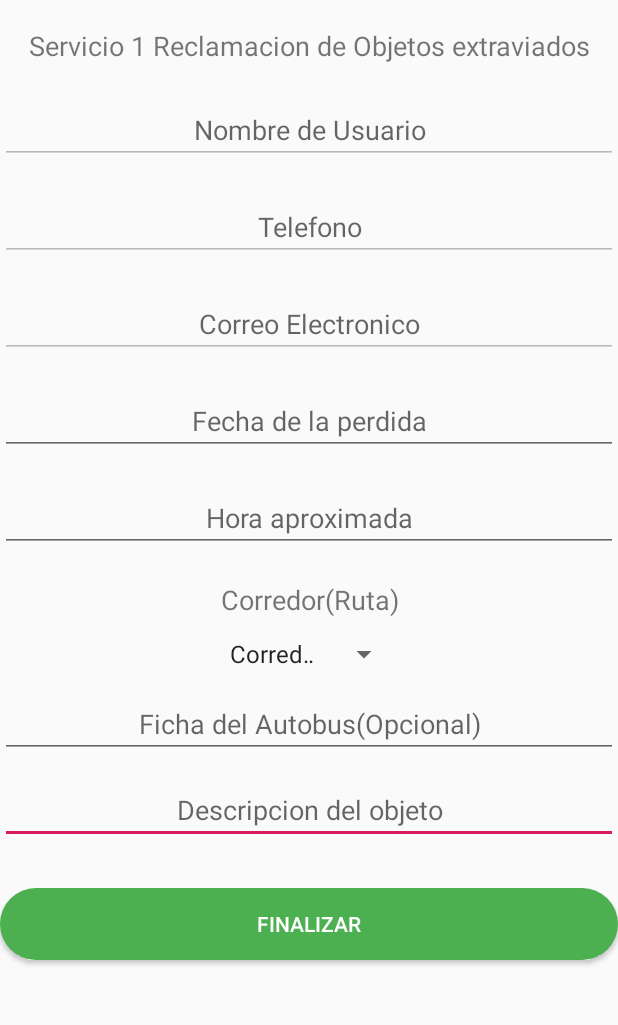
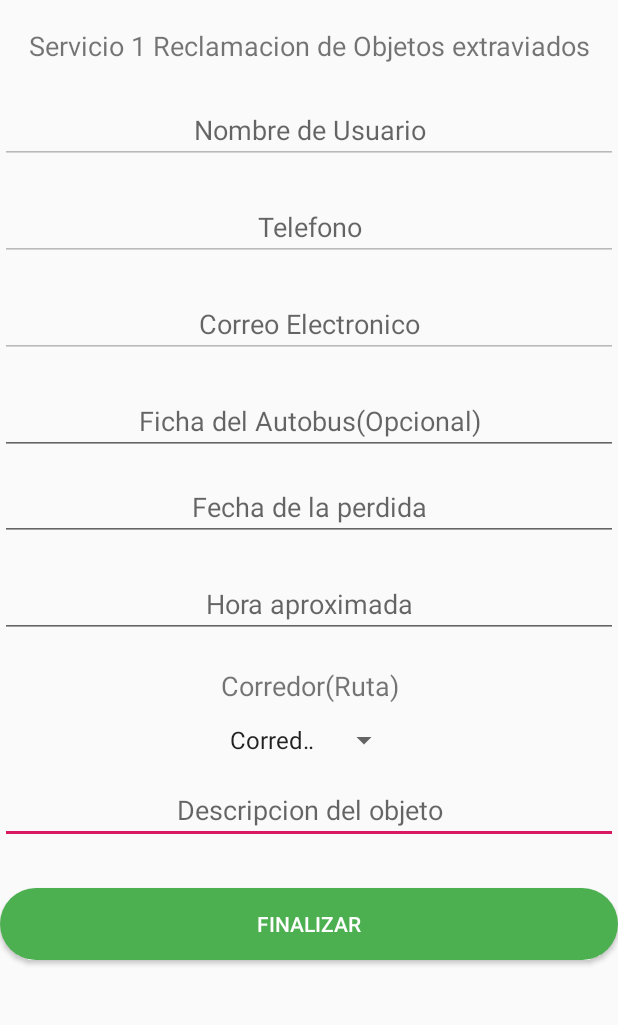
Before and after one commit to Osbbyx/O.M.S.A-Android, an Android app: the ServicioObjetoExtraviados screen opened directly, with no data from a screen before it, on a phone screen of 412 x 824 dp, the part 194-1219 px from its top. Run offline under Robolectric (Android 15) with nearby library versions, the phone set to English and light mode, and no system bars; our stand-ins replace Firebase (no records; nobody signed in at launch, a user with empty details on screens opened directly).

Commit message:
Terminado V0.1

```diff
--- a/app/app/src/main/java/addfree/osbbyx/omsa/Login.java
+++ b/app/app/src/main/java/addfree/osbbyx/omsa/Login.java
@@ -19,7 +19,6 @@ import com.google.android.gms.tasks.OnCompleteListener;
 import com.google.android.gms.tasks.Task;
 import com.google.firebase.auth.AuthResult;
 import com.google.firebase.auth.FirebaseAuth;
-import com.google.firebase.auth.FirebaseUser;
 import com.google.firebase.database.DatabaseReference;
 
 public class Login extends AppCompatActivity {
@@ -53,7 +52,7 @@ public class Login extends AppCompatActivity {
 
 
         //Referenciamos los views
-        TextEmail = (EditText) findViewById(R.id.nombre);
+        TextEmail = (EditText) findViewById(R.id.et6);
         TextPassword = (EditText) findViewById(R.id.contra);
 
         btnRegistrar = (TextView) findViewById(R.id.botonRegistrar);
--- a/app/app/src/main/java/addfree/osbbyx/omsa/Register.java
+++ b/app/app/src/main/java/addfree/osbbyx/omsa/Register.java
@@ -52,7 +52,7 @@ public class Register extends AppCompatActivity {
         /*myRef.getDatabase().getReference(user.getEmail());*/
 
         //Referenciamos los views
-        name = (EditText) findViewById(R.id.nombre);
+        name = (EditText) findViewById(R.id.et6);
         pass = (EditText) findViewById(R.id.contra);
         phone = (EditText) findViewById(R.id.telefono);
         gmail = (EditText) findViewById(R.id.email);
--- a/app/app/src/main/res/layout/activity_login.xml
+++ b/app/app/src/main/res/layout/activity_login.xml
@@ -53,7 +53,7 @@
                 android:layout_height="26dp" />
 
             <EditText
-                android:id="@+id/nombre"
+                android:id="@+id/et6"
                 android:layout_width="match_parent"
                 android:layout_height="49dp"
                 android:drawableLeft="@drawable/ic_account_circle_black_24dp"
--- a/app/app/src/main/res/layout/activity_register.xml
+++ b/app/app/src/main/res/layout/activity_register.xml
@@ -53,7 +53,7 @@
                 android:layout_height="26dp" />
 
             <EditText
-                android:id="@+id/nombre"
+                android:id="@+id/et6"
                 android:layout_width="match_parent"
                 android:layout_height="49dp"
                 android:drawableLeft="@drawable/ic_account_circle_black_24dp"
--- a/app/app/src/main/res/layout/activity_servicio_objeto_extraviados.xml
+++ b/app/app/src/main/res/layout/activity_servicio_objeto_extraviados.xml
@@ -100,13 +100,29 @@
                 android:gravity="center" />
 
             <EditText
+                android:id="@+id/et3m"
+                android:layout_width="match_parent"
+                android:layout_height="wrap_content"
+                android:ems="10"
+                android:gravity="center"
+                android:hint="Ficha del Autobus(Opcional)"
+                android:inputType="textPersonName" />
+
+            <Space
+                android:layout_width="match_parent"
+                android:layout_height="12dp" />
+
+            <EditText
                 android:id="@+id/et4"
                 android:layout_width="match_parent"
                 android:layout_height="wrap_content"
                 android:ems="10"
+                android:focusable="false"
                 android:gravity="center"
                 android:hint="Fecha de la perdida"
-                android:inputType="date" />
+                android:inputType="date"
+                android:longClickable="false"
+                android:onClick="fecha" />
 
             <TextView
                 android:id="@+id/textView6"
@@ -119,9 +135,11 @@
                 android:layout_width="match_parent"
                 android:layout_height="wrap_content"
                 android:ems="10"
+                android:focusable="false"
                 android:gravity="center"
                 android:hint="Hora aproximada"
-                android:inputType="number" />
+                android:inputType="number"
+                android:onClick="hora" />
 
             <TextView
                 android:id="@+id/textView7"
@@ -130,7 +148,7 @@
                 android:gravity="center" />
 
             <TextView
-                android:id="@+id/uyygig"
+                android:id="@+id/sdfsdf"
                 android:layout_width="match_parent"
                 android:layout_height="wrap_content"
                 android:gravity="center"
@@ -152,20 +170,7 @@
                 android:layout_height="12dp" />
 
             <EditText
-                android:id="@+id/editText"
-                android:layout_width="match_parent"
-                android:layout_height="wrap_content"
-                android:ems="10"
-                android:gravity="center"
-                android:hint="Ficha del Autobus(Opcional)"
-                android:inputType="textPersonName" />
-
-            <Space
-                android:layout_width="match_parent"
-                android:layout_height="12dp" />
-
-            <EditText
-                android:id="@+id/nombre"
+                android:id="@+id/et6"
                 android:layout_width="match_parent"
                 android:layout_height="wrap_content"
                 android:ems="10"
@@ -244,6 +249,14 @@
                 android:text="Name"
                 android:visibility="gone" />
 
+            <EditText
+                android:id="@+id/momento"
+                android:layout_width="match_parent"
+                android:layout_height="wrap_content"
+                android:ems="10"
+                android:inputType="textPersonName"
+                android:visibility="gone" />
+
         </LinearLayout>
     </ScrollView>
 </RelativeLayout>
--- a/app/app/src/main/res/layout/content_main.xml
+++ b/app/app/src/main/res/layout/content_main.xml
@@ -32,7 +32,7 @@
             android:layout_marginTop="15dp"
             android:layout_weight="1"
             android:orientation="horizontal"
-            android:visibility="gone">
+            android:visibility="visible">
 
             <Button
                 android:id="@+id/btno2"
```
Also changed, not shown: app/app/src/main/java/addfree/osbbyx/omsa/ServicioObjetoExtraviados.java (+76 -3 lines), app/app/src/main/java/addfree/osbbyx/omsa/servicioObjetosExtraviados.java (+63 -5 lines), app/app/src/main/res/layout/activity_servicio_objetos_extraviados.xml (+13 -3 lines).
